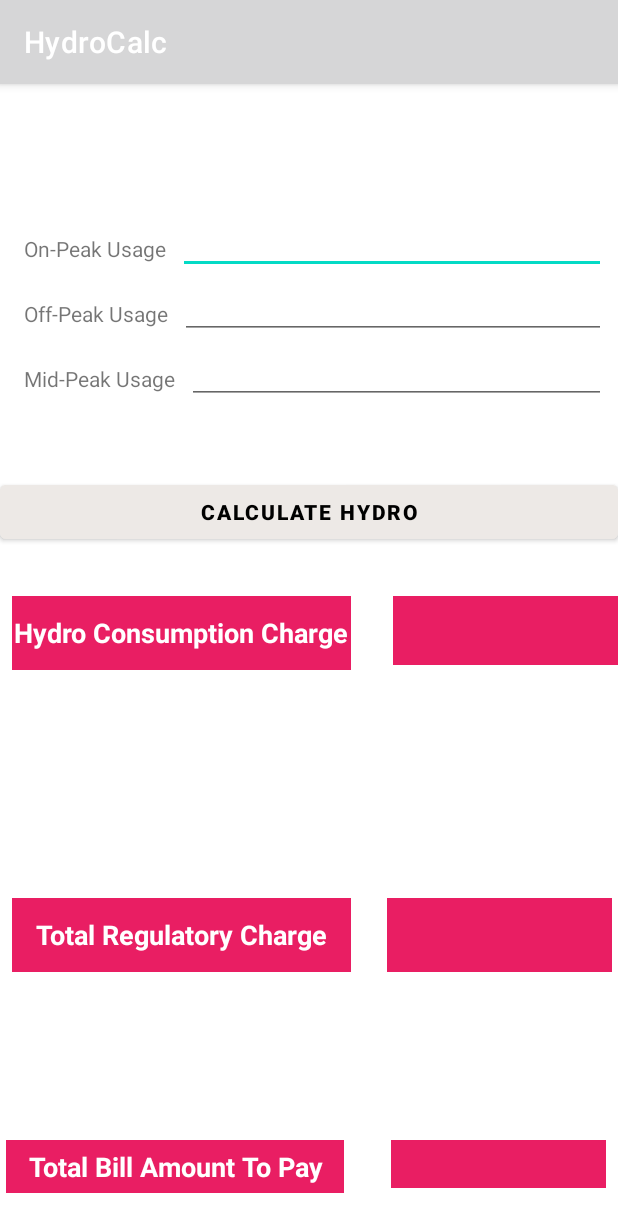
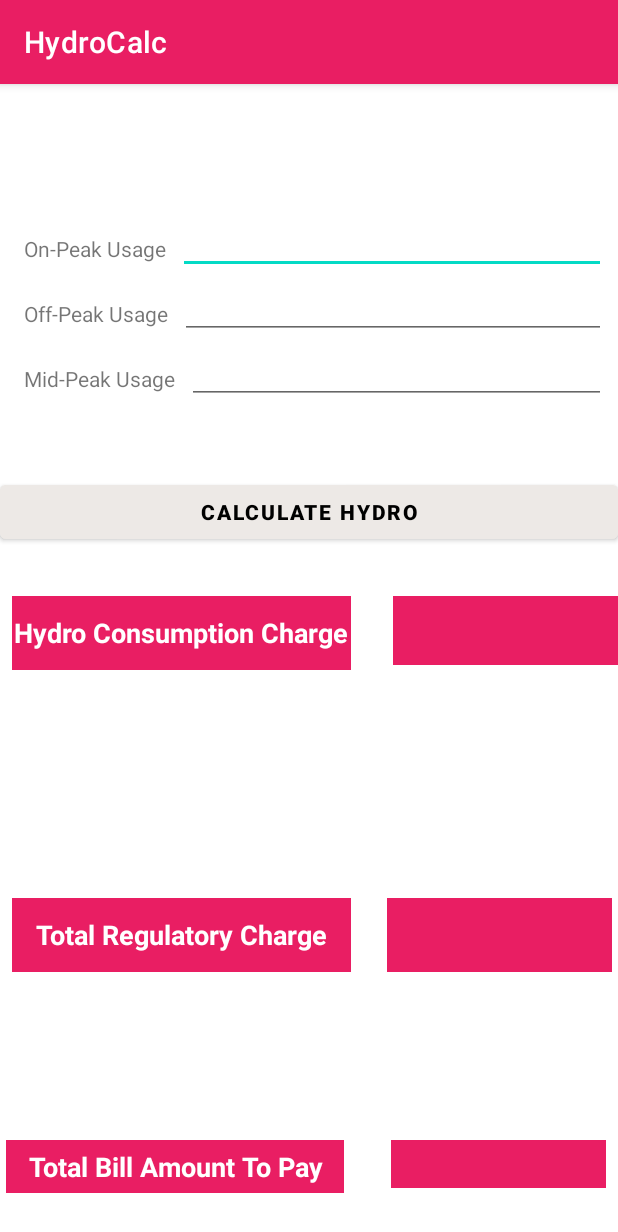
Before and after one commit to Bhadreshwara/HydroCalc, an Android app: the screen it shows after launch (MainActivity), on a phone screen of 412 x 824 dp. Shown: the top 1232 px of the screen. Run offline under Robolectric (Android 15) with nearby library versions, the phone set to English and light mode, and no system bars.

Commit message:
Update colors.xml

```diff
--- a/app/src/main/res/values/colors.xml
+++ b/app/src/main/res/values/colors.xml
@@ -7,4 +7,6 @@
     <color name="teal_700">#FF018786</color>
     <color name="black">#FF000000</color>
     <color name="white">#FFFFFFFF</color>
+    <color name="ruby">#E91E63</color>
+
 </resources>
```
